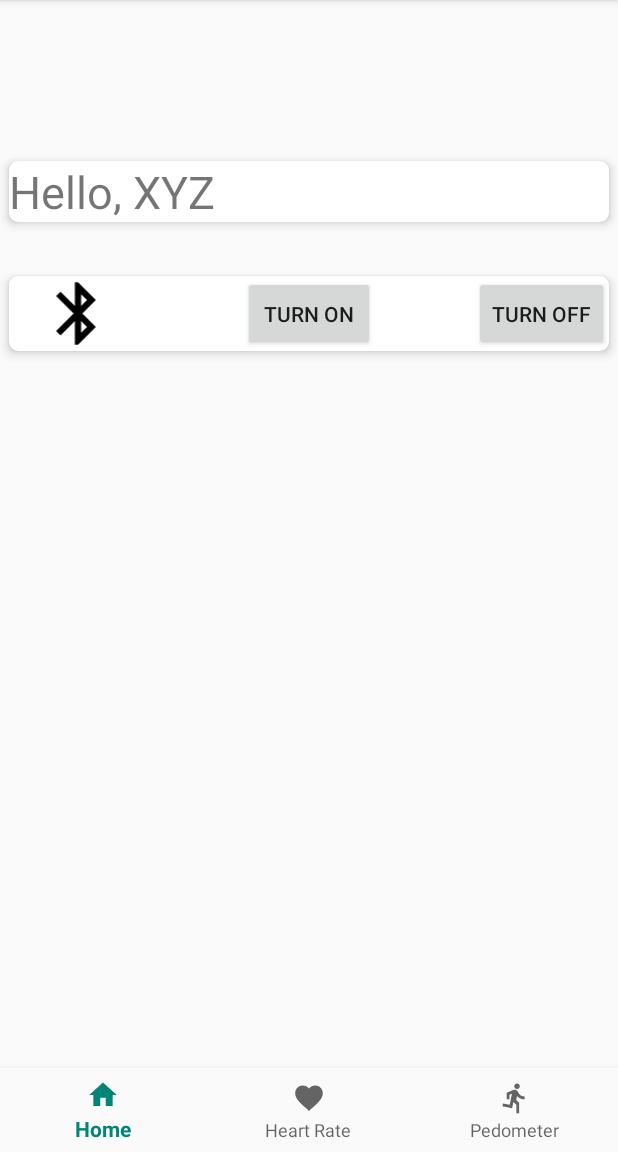
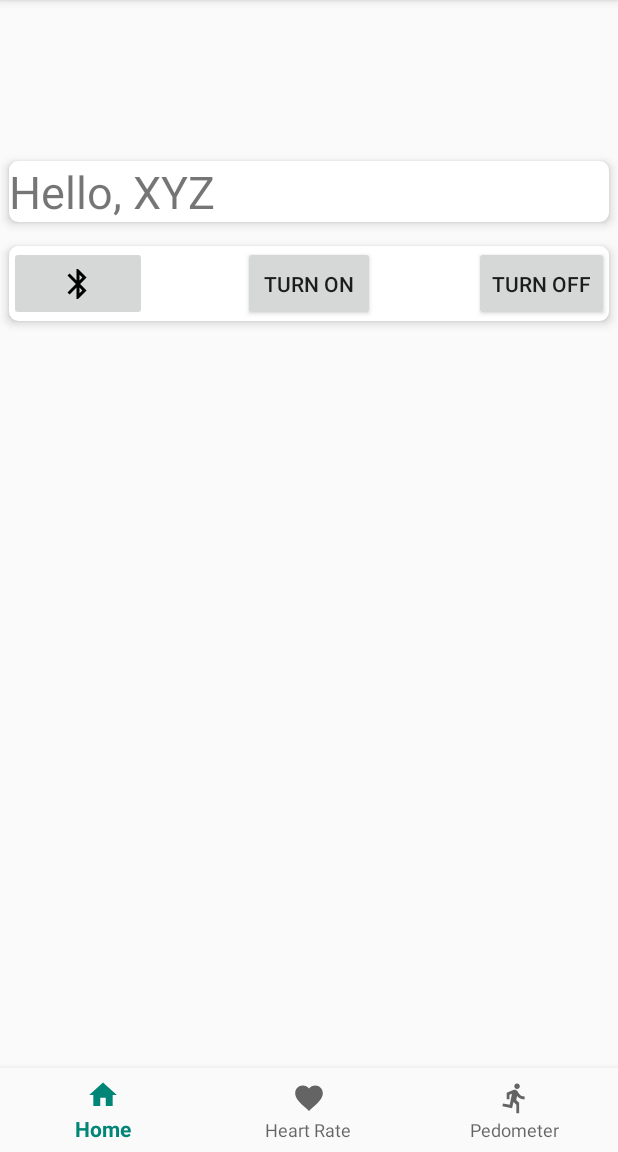
Before and after one commit to TECH-B0YZ/SmartWatch-Application, an Android app: the HomeFragment screen opened directly, with no data from a screen before it, on a phone screen of 412 x 824 dp, the part 84-1236 px from its top. Run offline under Robolectric (Android 15) with nearby library versions, the phone set to English and light mode, and no system bars.

Commit message:
Added changes to Home fragment(Kevin)

```diff
--- a/SmartWatch/src/main/java/smart/watch/HomeFragment.java
+++ b/SmartWatch/src/main/java/smart/watch/HomeFragment.java
@@ -5,11 +5,17 @@
  */
 
 package smart.watch;
+import android.bluetooth.BluetoothAdapter;
+import android.content.ComponentName;
+import android.content.Intent;
 import android.os.Bundle;
 import android.view.LayoutInflater;
 import android.view.View;
 import android.view.ViewGroup;
+import android.widget.Button;
+import android.widget.ImageButton;
 import android.widget.TextView;
+import android.widget.Toast;
 
 import androidx.annotation.Nullable;
 import androidx.fragment.app.Fragment;
@@ -18,14 +24,66 @@ import java.util.Objects;
 
 public class HomeFragment  extends Fragment {
 
-    private String usern;
+    private BluetoothAdapter bluetoothadapter;
+
 
     @Nullable
     @Override
     public View onCreateView(LayoutInflater inflater, @Nullable ViewGroup container, @Nullable Bundle savedInstanceState) {
-        View root = inflater.inflate(R.layout.fragment_home, container, false);
+        final View root = inflater.inflate(R.layout.fragment_home, container, false);
+
+        bluetoothadapter = BluetoothAdapter.getDefaultAdapter();
+
+
+        ImageButton btnIMG = root.findViewById(R.id.btn_img);
+        Button btnON = root.findViewById(R.id.btn_on);
+        Button btnOFF = root.findViewById(R.id.btn_off);
+
+        btnON.setOnClickListener(new View.OnClickListener() {
+            @Override
+            public void onClick(View v) {
+                BluetoothEnable();
+            }
+        });
+
+        btnOFF.setOnClickListener(new View.OnClickListener() {
+            @Override
+            public void onClick(View v) {
+                BluetoothDisable();
+            }
+        });
+
+        btnIMG.setOnClickListener(new View.OnClickListener() {
+            @Override
+            public void onClick(View v) {
+                final Intent intent = new Intent(Intent.ACTION_MAIN, null);
+                intent.addCategory(Intent.CATEGORY_LAUNCHER);
+                ComponentName cn = new ComponentName("com.android.settings", "com.android.settings.bluetooth.BluetoothSettings");
+                intent.setComponent(cn);
+                intent.setFlags(Intent.FLAG_ACTIVITY_NEW_TASK);
+                startActivity(intent);
+            }
+        });
 
         return root;
     }
 
+    private void BluetoothEnable(){
+
+        Intent bluetoothIntent = new Intent(BluetoothAdapter.ACTION_REQUEST_ENABLE);
+
+        startActivityForResult(bluetoothIntent, 1);
+
+        Toast.makeText(getContext(),"Bluetooth is ON",Toast.LENGTH_SHORT).show();;
+
+    }
+
+    private void BluetoothDisable(){
+
+        bluetoothadapter.disable();
+
+        Toast.makeText(getContext(),"Bluetooth is OFF",Toast.LENGTH_SHORT).show();
+
+    }
+
 }
--- a/SmartWatch/src/main/res/layout/fragment_home.xml
+++ b/SmartWatch/src/main/res/layout/fragment_home.xml
@@ -32,14 +32,14 @@
         <androidx.cardview.widget.CardView
             android:layout_width="match_parent"
             android:layout_height="wrap_content"
-            android:layout_marginTop="20dp"
             app:cardBackgroundColor="@color/colorWhite"
             app:cardCornerRadius="6dp"
             app:cardElevation="4dp"
             app:cardPreventCornerOverlap="true"
             app:cardUseCompatPadding="true">
 
-            <ImageView
+            <ImageButton
+                android:id="@+id/btn_img"
                 android:layout_width="92dp"
                 android:layout_height="50dp"
                 android:layout_gravity="start"
```
